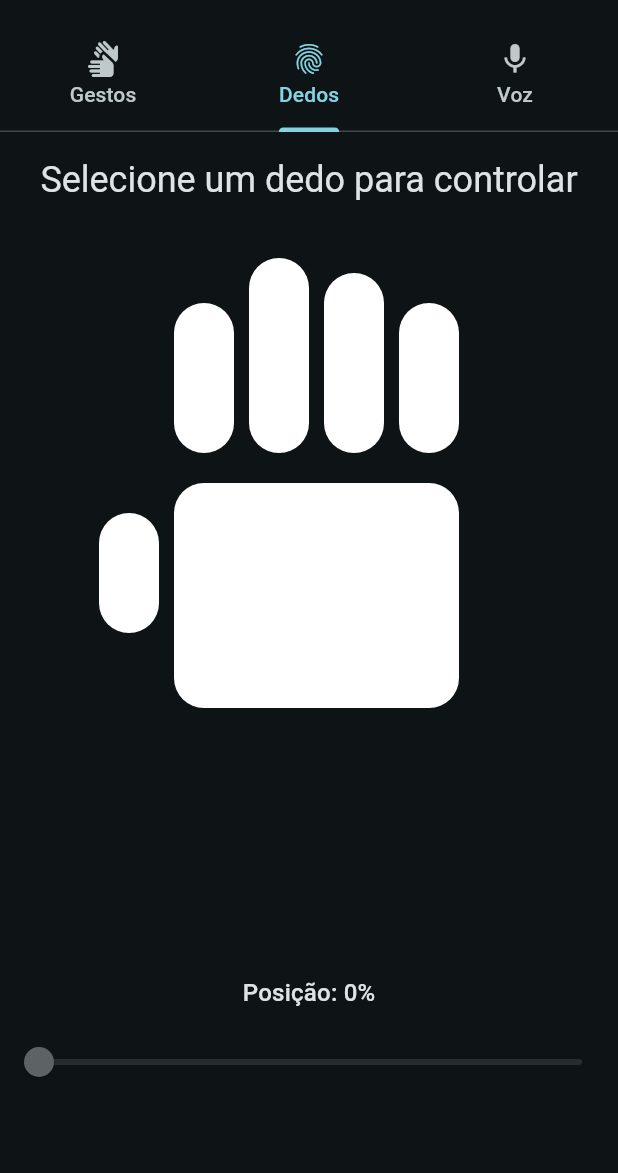
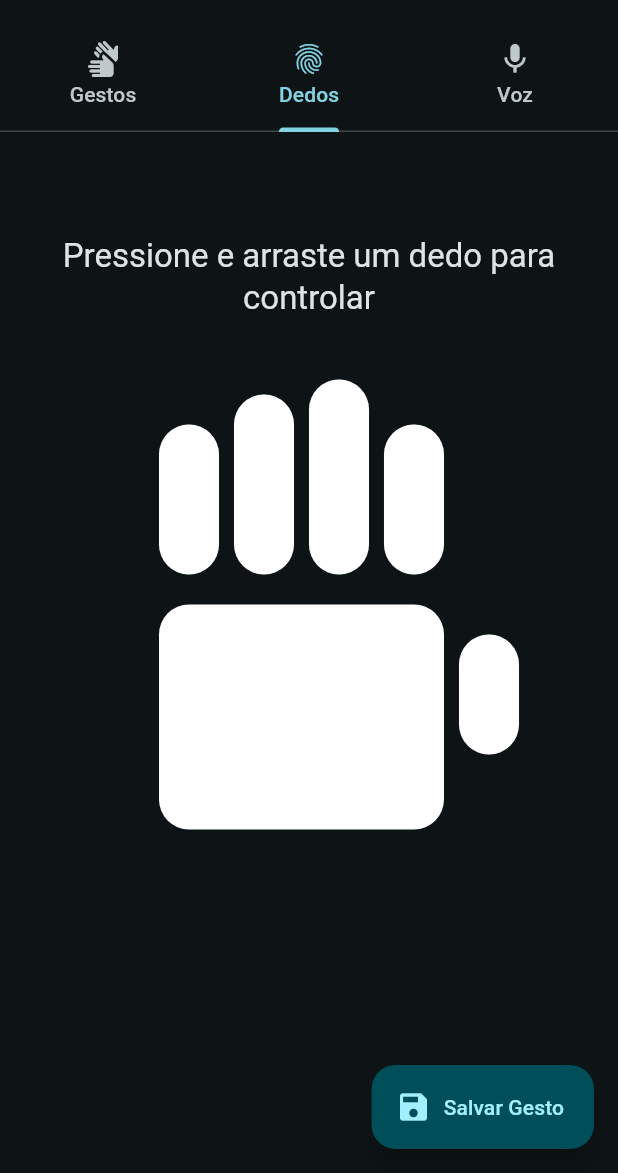
Before and after one commit to jcquadros/app_protese_robotica_de_mao, a Flutter app: the screen it shows after launch, tab 2 chosen, on a phone screen of 412 x 824 dp, the part 63-1236 px from its top. Run offline on Flutter 3.47's test engine with Material 3 defaults, Android fonts, the light colour scheme and no system bars; drawn by our look-alikes of screenshot; our stand-ins replace flutter_blue_plus, permission_handler, rxdart, shared_preferences, speech_to_text.

Commit message:
feat: implementa cadastro e exclusao de gestos, inverte a orientacao da mao

```diff
--- /dev/null
+++ b/lib/models/custom_gesture.dart
@@ -0,0 +1,30 @@
+import 'package:mao_robotica_app/models/hand_command.dart';
+
+class CustomGesture {
+  final String id;
+  final String name;
+  final String imagePath; // Caminho para a imagem salva no dispositivo
+  final HandCommand command;
+
+  CustomGesture({
+    required this.id,
+    required this.name,
+    required this.imagePath,
+    required this.command,
+  });
+
+  // Métodos para serialização/desserialização em JSON
+  Map<String, dynamic> toJson() => {
+    'id': id,
+    'name': name,
+    'imagePath': imagePath,
+    'command': command.toJson(),
+  };
+
+  factory CustomGesture.fromJson(Map<String, dynamic> json) => CustomGesture(
+    id: json['id'],
+    name: json['name'],
+    imagePath: json['imagePath'],
+    command: HandCommand.fromJson(json['command']),
+  );
+}
--- a/lib/screens/finger_control_screen.dart
+++ b/lib/screens/finger_control_screen.dart
@@ -1,10 +1,12 @@
 import 'dart:async';
 import 'package:flutter/material.dart';
 import 'package:mao_robotica_app/models/hand_command.dart';
+import 'package:mao_robotica_app/services/gesture_service.dart';
+import 'package:provider/provider.dart';
+import 'package:screenshot/screenshot.dart';
 
 /// Tela para o controle individual dos dedos de uma mão robótica.
 class FingerControlScreen extends StatefulWidget {
-  /// Callback que envia o comando formatado, ex: "INDICADOR:80".
   final Function(HandCommand) onSendCommand;
 
   const FingerControlScreen({super.key, required this.onSendCommand});
@@ -14,153 +16,232 @@ class FingerControlScreen extends StatefulWidget {
 }
 
 class _FingerControlScreenState extends State<FingerControlScreen> {
-  /// Armazena o nome do dedo que está selecionado.
-  String? _selectedFinger;
+  final ScreenshotController _screenshotController = ScreenshotController();
 
   /// Armazena o valor de dobra (0.0 a 100.0) para cada dedo.
   final Map<String, double> _fingerValues = {
-    'Polegar': 0.0,
-    'Indicador': 0.0,
-    'Médio': 0.0,
-    'Anelar': 0.0,
-    'Mínimo': 0.0,
+    'thumb': 0.0,
+    'index': 0.0,
+    'middle': 0.0,
+    'ring': 0.0,
+    'pinky': 0.0,
   };
 
-  /// Timer para a lógica de "debounce", que evita o envio excessivo de comandos.
+  final Map<String, Map<String, double>> _fingerConfigs = {
+    'thumb':  {'top': 190, 'left': 250, 'height': 80, 'width': 40},
+    'index':  {'top': 50,  'left': 200, 'height': 100, 'width': 40},
+    'middle': {'top': 20,  'left': 150, 'height': 130, 'width': 40},
+    'ring':   {'top': 30,  'left': 100, 'height': 120, 'width': 40},
+    'pinky':  {'top': 50,  'left': 50,  'height': 100, 'width': 40},
+  };
+
+  String? _draggingFinger;
+  double _dragStartValue = 0.0;
+  double _dragStartPosition = 0.0;
+
   Timer? _debounce;
 
   @override
   void dispose() {
-    _debounce?.cancel(); // Evita memory leaks.
+    _debounce?.cancel();
     super.dispose();
   }
 
-  /// Atualiza o valor do dedo e envia o comando após um atraso (debounce).
-  void _onSliderChanged(double value) {
-    if (_selectedFinger == null) return;
+  /// Converte o mapa de valores (double) para um formato que HandCommand aceita (int)
+  Map<String, int> _getCommandValues() {
+    return _fingerValues.map((key, value) => MapEntry(key, value.toInt()));
+  }
 
-    setState(() {
-      _fingerValues[_selectedFinger!] = value;
-    });
-
+  /// Envia o comando com debounce. Chamado pelo controle circular.
+  void _sendDebouncedCommand() {
     if (_debounce?.isActive ?? false) _debounce!.cancel();
-    _debounce = Timer(const Duration(milliseconds: 250), () {
-      var command = HandCommand(
-          thumb: _fingerValues["Polegar"]?.truncate() ?? 0,
-          index: _fingerValues["Indicador"]?.truncate() ?? 0,
-          middle: _fingerValues["Médio"]?.truncate() ?? 0,
-          ring: _fingerValues["Anelar"]?.truncate() ?? 0,
-          pinky: _fingerValues["Mínimo"]?.truncate() ?? 0
-      );
-
+    _debounce = Timer(const Duration(milliseconds: 100), () {
+      final command = HandCommand.fromJson(_getCommandValues());
       widget.onSendCommand(command);
     });
   }
 
-  /// Atualiza o dedo que está sendo controlado.
-  void _onFingerSelected(String fingerName) {
+  void _onDragStart(String fingerName, DragStartDetails details) {
     setState(() {
-      _selectedFinger = fingerName;
+      _draggingFinger = fingerName;
+      _dragStartValue = _fingerValues[fingerName]!;
+      _dragStartPosition = details.globalPosition.dy;
     });
+  }
+
+  void _onDragUpdate(DragUpdateDetails details) {
+    if (_draggingFinger == null) return;
+
+    final dragDelta = _dragStartPosition - details.globalPosition.dy;
+    // Sensibilidade: a cada 2 pixels arrastados, o valor muda 1 ponto. Ajuste se necessário.
+    const sensitivity = 0.5;
+    final valueDelta = dragDelta * sensitivity;
+
+    // Calcula e limita o novo valor entre 0 e 100
+    final newValue = (_dragStartValue + valueDelta).clamp(0.0, 100.0);
+
+    setState(() {
+      _fingerValues[_draggingFinger!] = newValue;
+    });
+    _sendDebouncedCommand();
+  }
+
+  void _onDragEnd(DragEndDetails details) {
+    setState(() {
+      _draggingFinger = null;
+    });
+  }
+
+  void _saveGesture() {
+    final nameController = TextEditingController();
+    showDialog(
+      context: context,
+      builder: (context) => AlertDialog(
+        title: const Text('Salvar Gesto'),
+        content: TextField(
+          controller: nameController,
+          decoration: const InputDecoration(hintText: 'Nome do gesto'),
+          autofocus: true,
+        ),
+        actions: [
+          TextButton(
+            child: const Text('Cancelar'),
+            onPressed: () => Navigator.of(context).pop(),
+          ),
+          TextButton(
+            child: const Text('Salvar'),
+            onPressed: () async {
+              if (nameController.text.isEmpty) return;
+              FocusScope.of(context).unfocus();
+              await Future.delayed(const Duration(milliseconds: 300));
+              final imageBytes = await _screenshotController.capture(
+                pixelRatio: 1.5,
+              );
+              if (imageBytes == null) return;
+
+              final command = HandCommand.fromJson(_getCommandValues());
+              final gestureService = Provider.of<GestureService>(
+                context,
+                listen: false,
+              );
+
+              await gestureService.addGesture(
+                nameController.text,
+                command,
+                imageBytes,
+              );
+              Navigator.of(context).pop();
+              ScaffoldMessenger.of(context).showSnackBar(
+                SnackBar(
+                  content: Text('Gesto "${nameController.text}" salvo!'),
+                ),
+              );
+            },
+          ),
+        ],
+      ),
+    );
   }
 
   @override
   Widget build(BuildContext context) {
-    final sliderValue = _fingerValues[_selectedFinger] ?? 0.0;
+    return Scaffold(
+      resizeToAvoidBottomInset: false,
+      body: Stack(
+        children: [
+          Center(
+            child: SingleChildScrollView(
+              padding: const EdgeInsets.all(16.0),
+              child: Column(
+                mainAxisAlignment: MainAxisAlignment.center,
+                crossAxisAlignment: CrossAxisAlignment.center,
+                children: [
+                  // 1. Título/Instrução
+                  Text(
+                    "Pressione e arraste um dedo para controlar",
+                    style: Theme.of(context).textTheme.titleLarge,
+                    textAlign: TextAlign.center,
+                  ),
+                  const SizedBox(height: 20),
+                  _buildHandVisual(),
+                  const SizedBox(height: 80),
+                ],
+              ),
+            ),
+          ),
 
-    return Column(
-      mainAxisAlignment: MainAxisAlignment.center,
-      children: [
-        Padding(
-          padding: const EdgeInsets.all(16.0),
-          child: Text(
-            _selectedFinger ?? "Selecione um dedo para controlar",
-            textAlign: TextAlign.center,
-            style: Theme.of(context).textTheme.headlineSmall,
+          // 4. Feedback Flutuante (continua funcionando sobre o Stack)
+          if (_draggingFinger != null) _buildFloatingFeedback(),
+        ],
+      ),
+      floatingActionButton: FloatingActionButton.extended(
+        onPressed: _saveGesture,
+        icon: const Icon(Icons.save),
+        label: const Text('Salvar Gesto'),
+      ),
+    );
+  }
+
+  /// Método auxiliar para construir o visual da mão.
+  Widget _buildHandVisual() {
+    return Screenshot(
+      controller: _screenshotController,
+      child: SizedBox(
+        width: 300,
+        height: 400,
+        child: Container(
+          child: Stack(
+            children: [
+              CustomPaint(size: const Size(300, 400), painter: _HandPainter()),
+              ..._fingerConfigs.entries.map((entry) {
+                final fingerName = entry.key;
+                final config = entry.value;
+                return _FingerControl(
+                  name: fingerName,
+                  top: config['top']!,
+                  left: config['left']!,
+                  height: config['height']!,
+                  width: config['width']!,
+                  value: _fingerValues[fingerName]!,
+                  onVerticalDragStart: (details) =>
+                      _onDragStart(fingerName, details),
+                  onVerticalDragUpdate: _onDragUpdate,
+                  onVerticalDragEnd: _onDragEnd,
+                );
+              }).toList(),
+            ],
           ),
         ),
-        Expanded(
-          child: SizedBox(
-            width: 300,
-            height: 400,
-            child: Stack(
-              children: [
-                CustomPaint(
-                  size: const Size(300, 400),
-                  painter: _HandPainter(),
-                ),
-                _FingerControl(
-                  name: 'Polegar',
-                  top: 190,
-                  left: 10,
-                  height: 80,
-                  width: 40,
-                  value: _fingerValues['Polegar']!,
-                  isSelected: _selectedFinger == 'Polegar',
-                  onTap: () => _onFingerSelected('Polegar'),
-                ),
-                _FingerControl(
-                  name: 'Indicador',
-                  top: 50,
-                  left: 60,
-                  height: 100,
-                  width: 40,
-                  value: _fingerValues['Indicador']!,
-                  isSelected: _selectedFinger == 'Indicador',
-                  onTap: () => _onFingerSelected('Indicador'),
-                ),
-                _FingerControl(
-                  name: 'Médio',
-                  top: 20,
-                  left: 110,
-                  height: 130,
-                  width: 40,
-                  value: _fingerValues['Médio']!,
-                  isSelected: _selectedFinger == 'Médio',
-                  onTap: () => _onFingerSelected('Médio'),
-                ),
-                _FingerControl(
-                  name: 'Anelar',
-                  top: 30,
-                  left: 160,
-                  height: 120,
-                  width: 40,
-                  value: _fingerValues['Anelar']!,
-                  isSelected: _selectedFinger == 'Anelar',
-                  onTap: () => _onFingerSelected('Anelar'),
-                ),
-                _FingerControl(
-                  name: 'Mínimo',
-                  top: 50,
-                  left: 210,
-                  height: 100,
-                  width: 40,
-                  value: _fingerValues['Mínimo']!,
-                  isSelected: _selectedFinger == 'Mínimo',
-                  onTap: () => _onFingerSelected('Mínimo'),
-                ),
-              ],
+      ),
+    );
+  }
+
+  /// Método auxiliar para construir o feedback flutuante.
+  Widget _buildFloatingFeedback() {
+    String capitalizedFinger =
+        "${_draggingFinger![0].toUpperCase()}${_draggingFinger!.substring(1)}";
+    return SafeArea(
+      child: Align(
+        alignment: Alignment.bottomCenter,
+        child: Padding(
+          padding: const EdgeInsets.only(bottom: 100.0),
+          child: Container(
+            padding: const EdgeInsets.symmetric(horizontal: 24, vertical: 12),
+            decoration: BoxDecoration(
+              color: Colors.black.withValues(alpha: 0.7),
+              borderRadius: BorderRadius.circular(30),
+            ),
+            child: Text(
+              "$capitalizedFinger: ${_fingerValues[_draggingFinger]!.toInt()}%",
+              style: const TextStyle(
+                color: Colors.white,
+                fontSize: 22,
+                fontWeight: FontWeight.bold,
+              ),
             ),
           ),
         ),
-        Padding(
-          padding: const EdgeInsets.symmetric(horizontal: 20.0, vertical: 10.0),
-          child: Text(
-            'Posição: ${sliderValue.toStringAsFixed(0)}%',
-            style: Theme.of(context).textTheme.titleMedium,
-          ),
-        ),
-        Slider(
-          value: sliderValue,
-          min: 0,
-          max: 100,
-          onChanged: _selectedFinger != null ? _onSliderChanged : null,
-          label: sliderValue.toStringAsFixed(0),
-          divisions: 100,
-          activeColor: Colors.cyan,
-        ),
-        const SizedBox(height: 50),
-      ],
+      ),
     );
   }
 }
@@ -170,14 +251,16 @@ class _HandPainter extends CustomPainter {
   @override
   void paint(Canvas canvas, Size size) {
     final paint = Paint()
-      ..color = Colors.white
+      ..color = Colors
+          .white
       ..style = PaintingStyle.fill;
 
     final radius = Radius.circular(20);
 
+    // Palma
     canvas.drawRRect(
       RRect.fromRectAndCorners(
-        Rect.fromLTWH(60, 170, 190, 150),
+        Rect.fromLTWH(50, 170, 190, 150), // Invertido
         topLeft: radius,
         topRight: radius,
         bottomLeft: radius,
@@ -185,29 +268,29 @@ class _HandPainter extends CustomPainter {
       ),
       paint,
     );
+    // Dedos (fundo)
     canvas.drawRRect(
-      RRect.fromRectAndRadius(Rect.fromLTWH(60, 50, 40, 100), radius),
+      RRect.fromRectAndRadius(Rect.fromLTWH(200, 50, 40, 100), radius),
       paint,
-    );
+    ); // Index
     canvas.drawRRect(
-      RRect.fromRectAndRadius(Rect.fromLTWH(110, 20, 40, 130), radius),
+      RRect.fromRectAndRadius(Rect.fromLTWH(150, 20, 40, 130), radius),
       paint,
-    );
+    ); // Middle
     canvas.drawRRect(
-      RRect.fromRectAndRadius(Rect.fromLTWH(160, 30, 40, 120), radius),
+      RRect.fromRectAndRadius(Rect.fromLTWH(100, 30, 40, 120), radius),
       paint,
-    );
+    ); // Ring
     canvas.drawRRect(
-      RRect.fromRectAndRadius(Rect.fromLTWH(210, 50, 40, 100), radius),
+      RRect.fromRectAndRadius(Rect.fromLTWH(50, 50, 40, 100), radius),
       paint,
-    );
+    ); // Pinky
     canvas.drawRRect(
-      RRect.fromRectAndRadius(Rect.fromLTWH(10, 190, 40, 80), radius),
+      RRect.fromRectAndRadius(Rect.fromLTWH(250, 190, 40, 80), radius),
       paint,
-    );
+    ); // Thumb
   }
 
-  /// Retorna `false` para otimização, pois o desenho da mão é estático e nunca muda.
   @override
   bool shouldRepaint(covariant CustomPainter oldDelegate) => false;
 }
@@ -216,8 +299,9 @@ class _HandPainter extends CustomPainter {
 class _FingerControl extends StatelessWidget {
   final String name;
   final double top, left, height, width, value;
-  final bool isSelected;
-  final VoidCallback onTap;
+  final GestureDragStartCallback onVerticalDragStart;
+  final GestureDragUpdateCallback onVerticalDragUpdate;
+  final GestureDragEndCallback onVerticalDragEnd;
 
   const _FingerControl({
     required this.name,
@@ -226,8 +310,9 @@ class _FingerControl extends StatelessWidget {
     required this.height,
     required this.width,
     required this.value,
-    required this.isSelected,
-    required this.onTap,
+    required this.onVerticalDragStart,
+    required this.onVerticalDragUpdate,
+    required this.onVerticalDragEnd,
   });
 
   @override
@@ -236,29 +321,24 @@ class _FingerControl extends StatelessWidget {
       top: top,
       left: left,
       child: GestureDetector(
-        onTap: onTap,
+        onVerticalDragStart: onVerticalDragStart,
+        onVerticalDragUpdate: onVerticalDragUpdate,
+        onVerticalDragEnd: onVerticalDragEnd,
         child: Container(
           height: height,
           width: width,
           decoration: BoxDecoration(
-            color: isSelected
-                ? Colors.cyan.withOpacity(0.5)
-                : Colors.transparent,
-            border: Border.all(
-              color: isSelected ? Colors.cyanAccent : Colors.transparent,
-              width: 2,
-            ),
+            border: Border.all(color: Colors.white30, width: 0.5),
             borderRadius: BorderRadius.circular(20),
           ),
           child: ClipRRect(
             borderRadius: BorderRadius.circular(20),
             child: Align(
               alignment: Alignment.bottomCenter,
-              // A altura deste container representa visualmente o valor da "dobra" do dedo.
               child: Container(
                 height: height * (value / 100),
                 width: double.infinity,
-                color: Colors.cyan.withOpacity(0.6),
+                color: Colors.cyan.withValues(alpha: 0.8),
               ),
             ),
           ),
--- a/pubspec.yaml
+++ b/pubspec.yaml
@@ -40,6 +40,12 @@ dependencies:
   permission_handler: ^12.0.0+1
   rxdart: ^0.28.0
   provider: ^6.1.5
+  shared_preferences: ^2.0.0
+  path_provider: ^2.0.0
+  screenshot: ^3.0.0
+  uuid: ^4.0.0
+  sleek_circular_slider: ^2.0.1
+
 
 dev_dependencies:
   flutter_test:
```
Also changed, not shown: lib/main.dart (+9 -3 lines), lib/screens/gestures_screen.dart (+60 -14 lines), lib/screens/voice_control_screen.dart (+59 -19 lines), lib/services/gesture_service.dart (added, +74 -0 lines), lib/widgets/gesture_card.dart (+11 -7 lines), pubspec.lock, 1 other file.
